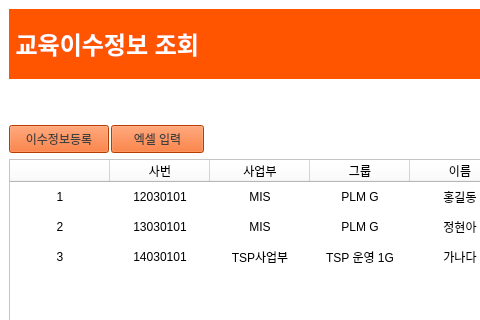
First picture: the form in edu_list.ui, repository hyeona-jeong/HRIS, before the edit; both pictures show x 0 to 480 and y 0 to 320 of the 1249 by 942 pixel window.
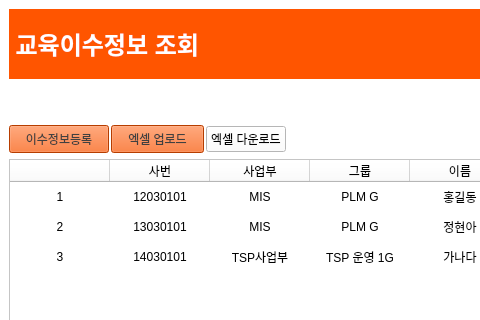
Second picture: the form after the edit. Icons and pictures are not drawn.

```diff
--- a/edu_list.ui
+++ b/edu_list.ui
@@ -965,7 +965,14 @@
 </string>
                 </property>
                 <property name="text">
-                 <string>엑셀 입력</string>
+                 <string>엑셀 업로드</string>
+                </property>
+               </widget>
+              </item>
+              <item>
+               <widget class="QPushButton" name="xlBtn">
+                <property name="text">
+                 <string>엑셀 다운로드</string>
                 </property>
                </widget>
               </item>
```
Left out of the diff: 2 changed lines with no effect on the pictures.
